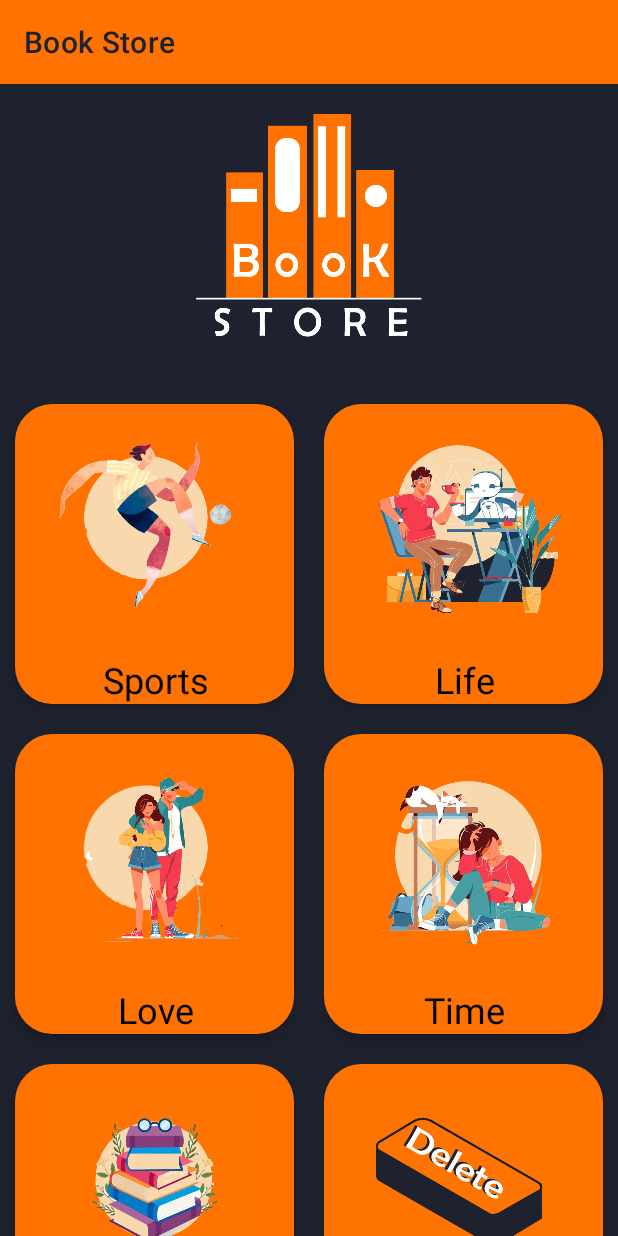
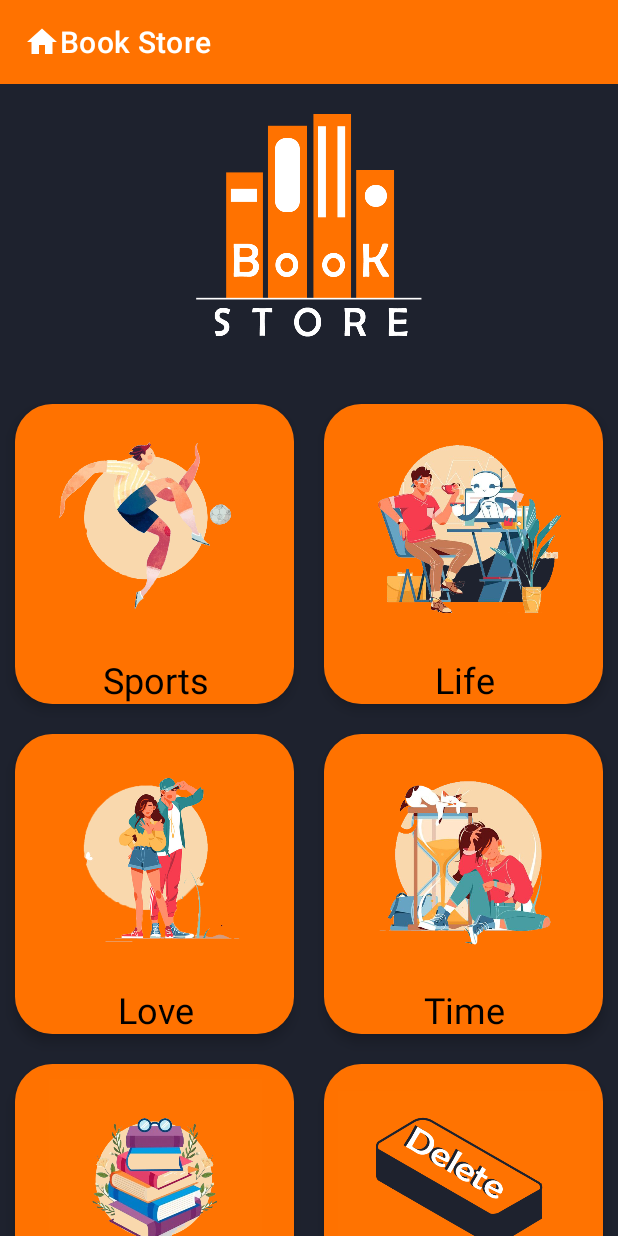
Before and after one commit to HadyAhmed00/BOOKSTORE-android-app, an Android app: the Home screen opened directly, with no data from a screen before it, on a phone screen of 412 x 824 dp. Run offline under Robolectric (Android 15) with nearby library versions, the phone set to English and light mode, and no system bars.

Commit message:
change some titels
change some title and make the toolbar looking better and correct some spelling mistakes, thanks to Hady Ehab

```diff
--- a/app/build.gradle
+++ b/app/build.gradle
@@ -46,6 +46,9 @@ dependencies {
     implementation 'com.android.volley:volley:1.1.1'
     //Expandable text view
     implementation 'com.ms-square:expandableTextView:0.1.4'
+    //Action bare
+    implementation 'androidx.appcompat:appcompat:1.1.0'
+    implementation 'com.google.android.material:material:1.1.0'
 
     androidTestImplementation 'androidx.test.ext:junit:1.1.2'
     androidTestImplementation 'androidx.test.espresso:espresso-core:3.3.0'
--- a/app/src/main/java/com/example/travel/HomeList/Home.java
+++ b/app/src/main/java/com/example/travel/HomeList/Home.java
@@ -1,6 +1,7 @@
 package com.example.travel.HomeList;
 
 import android.content.Intent;
+import android.os.Build;
 import android.os.Bundle;
 
 import com.example.travel.BookData.BookDatabase;
@@ -12,20 +13,23 @@ import com.example.travel.ShowList.ShowList;
 import com.example.travel.ShowList.ShowListModel;
 import com.example.travel.Users.SignIn;
 
+import androidx.annotation.RequiresApi;
 import androidx.appcompat.app.AppCompatActivity;
 import androidx.recyclerview.widget.DefaultItemAnimator;
 import androidx.recyclerview.widget.GridLayoutManager;
 import androidx.recyclerview.widget.RecyclerView;
 
 import android.widget.Toast;
+import android.widget.Toolbar;
 
 import java.util.ArrayList;
+
+import static com.example.travel.R.string.titel;
 
 public class Home extends AppCompatActivity implements HomeListAdapter.onhomelisner {
     public static boolean fave;
     private LinkDatabase linkDatabase;
     private BookDatabase bookDatabase;
-
     @Override
     protected void onCreate(Bundle savedInstanceState) {
         super.onCreate(savedInstanceState);
@@ -49,6 +53,7 @@ public class Home extends AppCompatActivity implements HomeListAdapter.onhomelis
 
     }
 
+    @RequiresApi(api = Build.VERSION_CODES.LOLLIPOP)
     @Override
     public void onhomeclik(int pos) {
         Intent intent;
@@ -70,7 +75,7 @@ public class Home extends AppCompatActivity implements HomeListAdapter.onhomelis
         else if (pos==2){
             ShowList.data.clear();
             fave=false;
-            ShowList.setUrl("https://run.mocky.io/v3/a1f58cce-5dc9-44e7-a5a8-1daa0824250e");
+             ShowList.setUrl("https://run.mocky.io/v3/a1f58cce-5dc9-44e7-a5a8-1daa0824250e");
             intent = new Intent(this, ShowList.class);
             startActivity(intent);
 
--- a/app/src/main/res/layout/activity_book_details.xml
+++ b/app/src/main/res/layout/activity_book_details.xml
@@ -17,7 +17,7 @@
         app:layout_constraintEnd_toEndOf="parent"
         app:layout_constraintStart_toStartOf="parent"
         app:layout_constraintTop_toTopOf="parent"
-        app:title="Trip ditrels " />
+        app:title="Book Details" />
 
     <ImageView
         android:id="@+id/book_img"
--- a/app/src/main/res/layout/activity_home.xml
+++ b/app/src/main/res/layout/activity_home.xml
@@ -17,8 +17,9 @@
         android:drawableLeft="@drawable/email_icon"
         android:minHeight="?attr/actionBarSize"
         android:theme="?attr/actionBarTheme"
+        app:logo="@drawable/ic_home_white"
         app:title="@string/app_name"
-        app:titleTextColor="@color/blue" />
+        app:titleTextColor="@color/white" />
 
 
     <ImageView
--- a/app/src/main/res/values/strings.xml
+++ b/app/src/main/res/values/strings.xml
@@ -6,6 +6,7 @@
     <string name="second_fragment_label">Second Fragment</string>
     <string name="next">Next</string>
     <string name="previous">Previous</string>
+    <string name="titel">page</string>
 
     <string name="hello_first_fragment">Hello first fragment</string>
     <string name="hello_second_fragment">Hello second fragment. Arg: %1$s</string>
```
Also changed, not shown: app/src/main/java/com/example/travel/ShowList/ShowList.java (+9 -0 lines), app/src/main/res/layout/activity_list.xml (+5 -3 lines).
